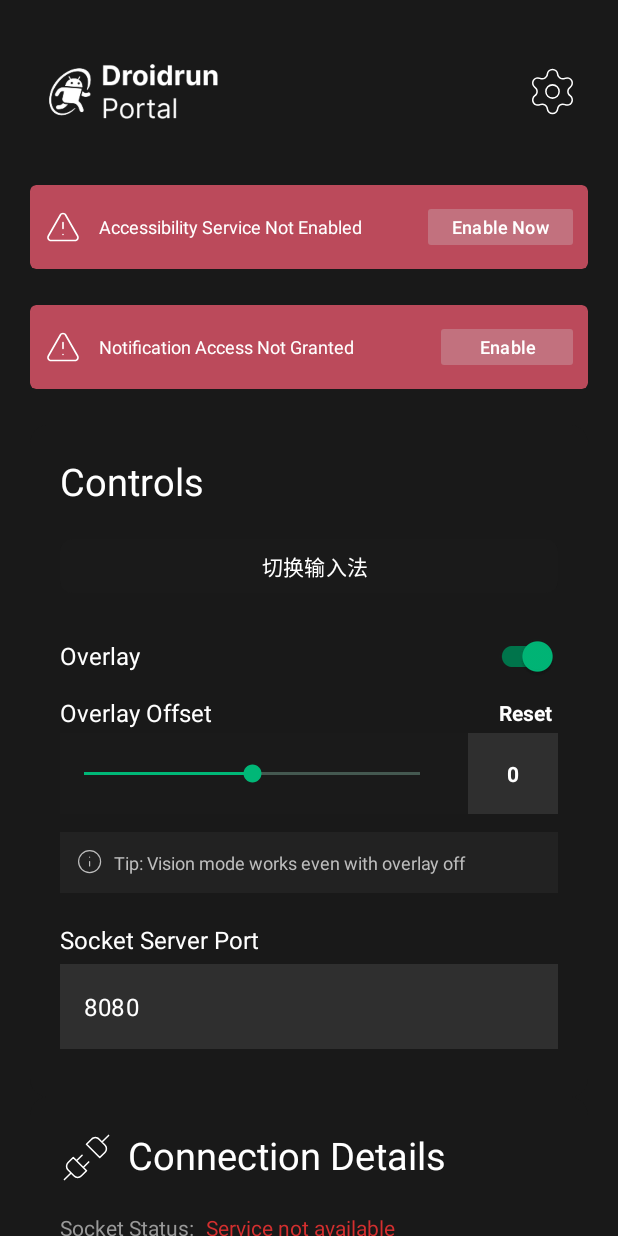
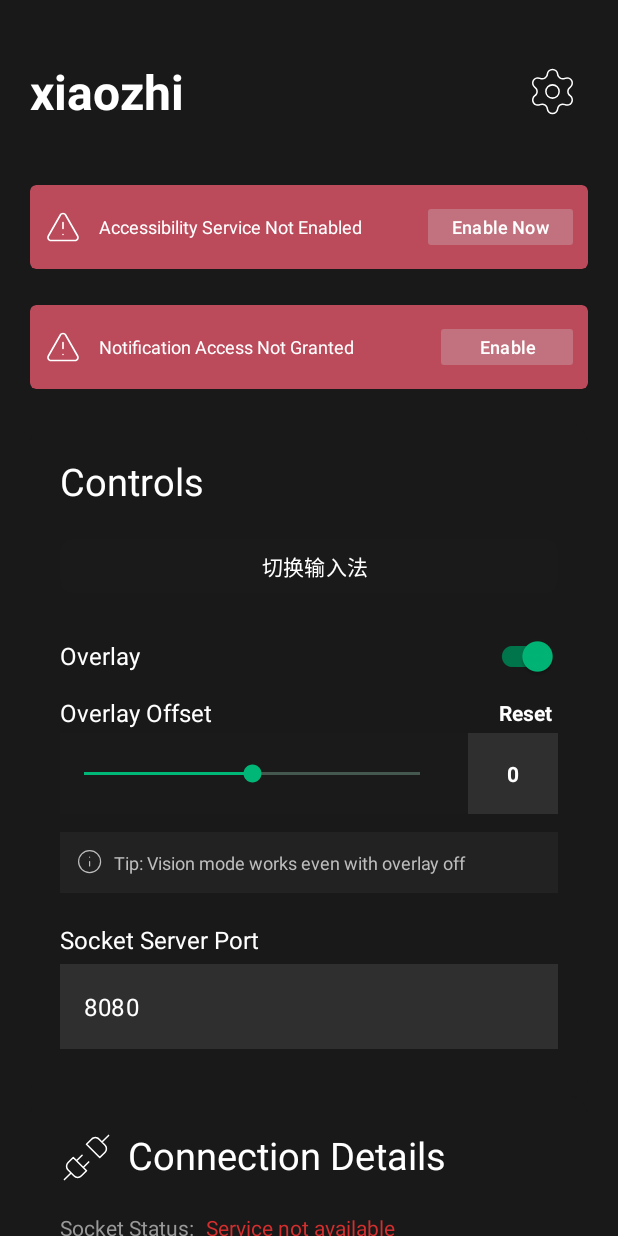
Before and after one commit to onepy/xiao-adb, an Android app: the screen it shows after launch (MainActivity), on a phone screen of 412 x 824 dp. Run offline under Robolectric (Android 15) with nearby library versions, the phone set to English and light mode, and no system bars.

Commit message:
更新介绍文本

```diff
--- a/app/src/main/res/layout/activity_main.xml
+++ b/app/src/main/res/layout/activity_main.xml
@@ -30,13 +30,16 @@
                 android:gravity="center_vertical"
                 android:orientation="horizontal">
 
-                <ImageView
+                <TextView
                     android:layout_width="0dp"
                     android:layout_height="54dp"
                     android:layout_weight="1"
                     android:layout_gravity="start"
-                    android:scaleType="fitStart"
-                    android:src="@drawable/logo" />
+                    android:text="xiaozhi"
+                    android:textSize="32sp"
+                    android:textStyle="bold"
+                    android:textColor="@color/text_white"
+                    android:gravity="center_vertical" />
 
                 <ImageButton
                     android:id="@+id/settings_button"
@@ -887,8 +890,7 @@
                             app:backgroundTint="@color/status_success"
                             app:cornerRadius="4dp"
                             android:paddingHorizontal="12dp"
-                            android:paddingVertical="8dp"
-                            android:minHeight="36dp"
+                            android:minHeight="0dp"
                             style="@style/Widget.MaterialComponents.Button.UnelevatedButton" />
                     </LinearLayout>
 
--- a/app/src/main/res/values/strings.xml
+++ b/app/src/main/res/values/strings.xml
@@ -1,6 +1,6 @@
 <resources>
     <string name="app_name">Droidrun xiaozhi</string>
-    <string name="accessibility_service_description">Droidrun Portal identifies and visualizes UI elements on screen. This service helps to detect which elements are visible to the user by examining the layers of the UI, which is useful for UI analysis and automation.</string>
+    <string name="accessibility_service_description">赋予小智 AI Phone Agent 无障碍权限，让它能够控制手机并执行操作。</string>
     <string name="keyboard_name">Droidrun Keyboard</string>
     <string name="keyboard_on">Droidrun Keyboard (ON)</string>
 </resources>
```
